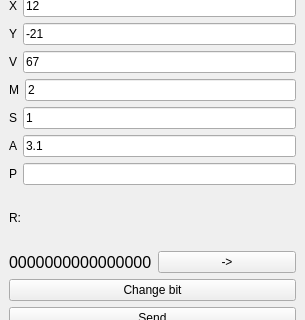
First picture: the form in server.ui, repository DaniilUbica/test-assignment, before the edit; both pictures show x 0 to 305 and y 118 to 438 of the 305 by 537 pixel window.
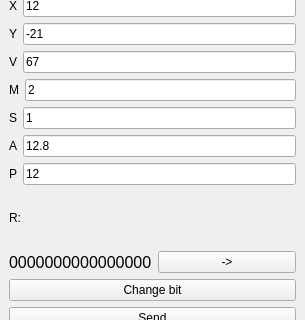
Second picture: the form after the edit.

Diff of the .ui file:
```diff
--- a/server.ui
+++ b/server.ui
@@ -171,7 +171,7 @@
           <item>
            <widget class="QLineEdit" name="a_edit">
             <property name="text">
-             <string>3.1</string>
+             <string>12.8</string>
             </property>
            </widget>
           </item>
@@ -187,7 +187,11 @@
            </widget>
           </item>
           <item>
-           <widget class="QLineEdit" name="p_edit"/>
+           <widget class="QLineEdit" name="p_edit">
+            <property name="text">
+             <string>12</string>
+            </property>
+           </widget>
           </item>
          </layout>
         </item>
```
